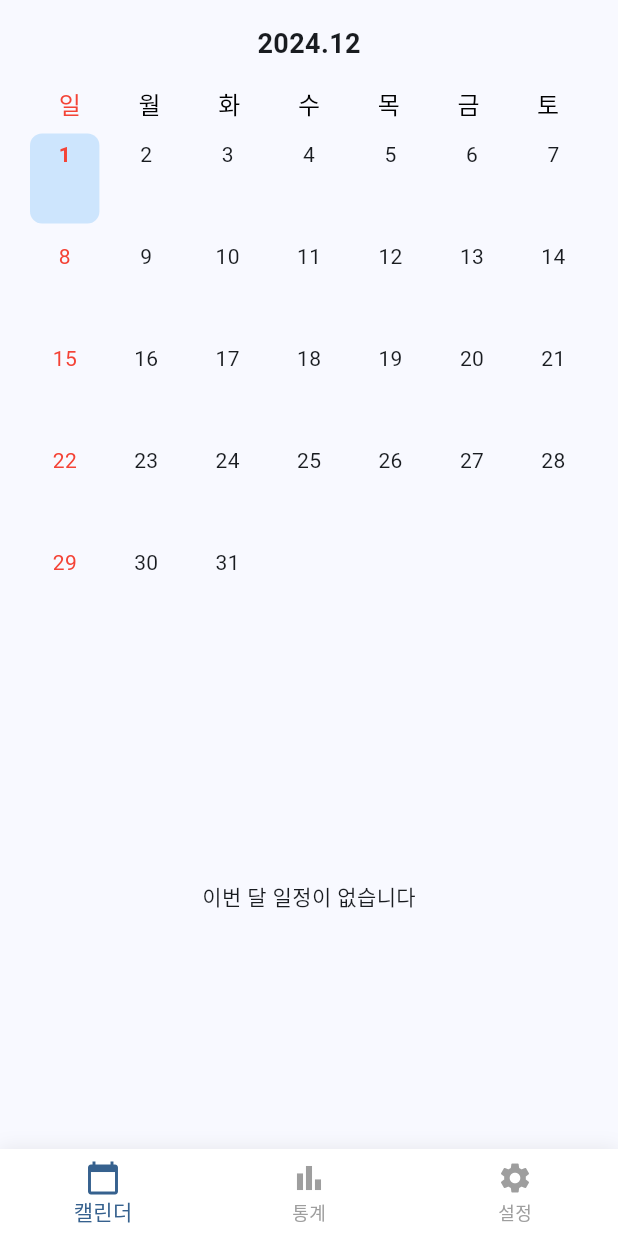
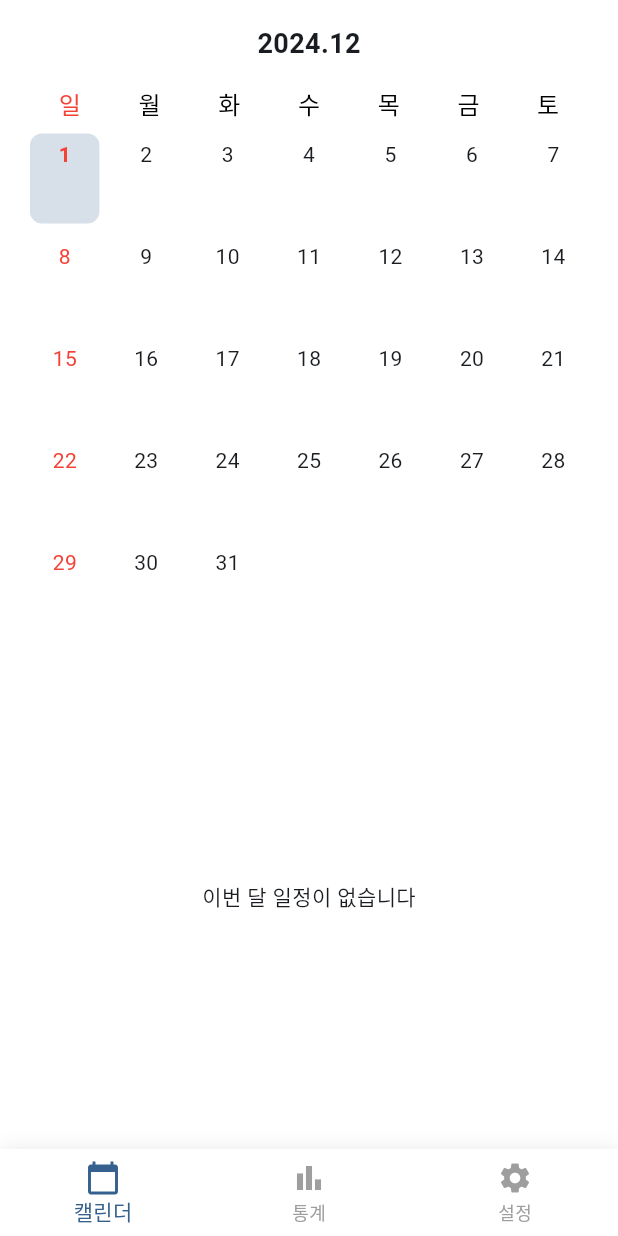
Before and after one commit to Dongkey-Dev/do-retro, a Flutter app: the screen it shows after launch, on a phone screen of 412 x 824 dp. Run offline on Flutter 3.47's test engine with Material 3 defaults, Android fonts, the phone set to English and light mode, and no system bars; our stand-ins replace dio, flutter_animate, shared_preferences; missing offline and left inert: pie_menu.

Commit message:
feat: 다크모드 추가 및 설정 화면 작업

```diff
--- a/client/lib/l10n/app_en.arb
+++ b/client/lib/l10n/app_en.arb
@@ -47,5 +47,9 @@
   "navSettings": "Settings",
   "@navSettings": {
     "description": "Settings tab label"
-  }
+  },
+  "settingsTheme": "Theme",
+  "themeLight": "Light",
+  "themeDark": "Dark",
+  "themeSystem": "System default"
 }
--- a/client/lib/l10n/app_ko.arb
+++ b/client/lib/l10n/app_ko.arb
@@ -23,5 +23,9 @@
   "noEventsThisMonth": "이번 달 일정이 없습니다",
   "navCalendar": "캘린더",
   "navStats": "통계",
-  "navSettings": "설정"
+  "navSettings": "설정",
+  "settingsTheme": "테마",
+  "themeLight": "라이트",
+  "themeDark": "다크",
+  "themeSystem": "시스템 기본값"
 }
--- a/client/lib/l10n/app_localizations.dart
+++ b/client/lib/l10n/app_localizations.dart
@@ -166,6 +166,30 @@ abstract class AppLocalizations {
   /// In en, this message translates to:
   /// **'Settings'**
   String get navSettings;
+
+  /// No description provided for @settingsTheme.
+  ///
+  /// In en, this message translates to:
+  /// **'Theme'**
+  String get settingsTheme;
+
+  /// No description provided for @themeLight.
+  ///
+  /// In en, this message translates to:
+  /// **'Light'**
+  String get themeLight;
+
+  /// No description provided for @themeDark.
+  ///
+  /// In en, this message translates to:
+  /// **'Dark'**
+  String get themeDark;
+
+  /// No description provided for @themeSystem.
+  ///
+  /// In en, this message translates to:
+  /// **'System default'**
+  String get themeSystem;
 }
 
 class _AppLocalizationsDelegate extends LocalizationsDelegate<AppLocalizations> {
--- a/client/lib/main.dart
+++ b/client/lib/main.dart
@@ -10,12 +10,14 @@ import 'providers/locale_provider.dart';
 import 'services/calendar_service.dart';
 import 'providers/calendar_provider.dart';
 import 'repositories/persistent_repository_decorator.dart';
+import 'providers/theme_provider.dart';
 
 void main() async {
   WidgetsFlutterBinding.ensureInitialized();
 
   final prefs = await SharedPreferences.getInstance();
   final localRepository = LocalCalendarRepository(prefs: prefs);
+  final themeProvider = ThemeProvider(prefs: prefs);
 
   // 환경에 따라 적절한 repository 선택
   final bool useRemote = false; // 개발 중에는 로컬 저장소 사용
@@ -39,6 +41,7 @@ void main() async {
         ChangeNotifierProvider(
           create: (_) => CalendarProvider(service: service),
         ),
+        ChangeNotifierProvider.value(value: themeProvider),
       ],
       child: const MyApp(),
     ),
@@ -50,6 +53,7 @@ class MyApp extends StatelessWidget {
 
   @override
   Widget build(BuildContext context) {
+    final themeProvider = context.watch<ThemeProvider>();
     final localeProvider = context.watch<LocaleProvider>();
 
     return MaterialApp(
@@ -60,14 +64,35 @@ class MyApp extends StatelessWidget {
         GlobalCupertinoLocalizations.delegate,
       ],
       supportedLocales: const [
-        Locale('ko'), // 한국어
-        Locale('en'), // 영어
+        Locale('ko'),
+        Locale('en'),
       ],
       locale: localeProvider.locale,
       title: 'Calendar Todo',
+      themeMode: themeProvider.themeMode,
       theme: ThemeData(
-        colorScheme: ColorScheme.fromSeed(seedColor: Colors.blue),
         useMaterial3: true,
+        colorScheme: ColorScheme.fromSeed(
+          seedColor: Colors.blue,
+          brightness: Brightness.light,
+        ),
+        scaffoldBackgroundColor: Colors.white,
+        appBarTheme: const AppBarTheme(
+          backgroundColor: Colors.white,
+          elevation: 0,
+        ),
+      ),
+      darkTheme: ThemeData(
+        useMaterial3: true,
+        colorScheme: ColorScheme.fromSeed(
+          seedColor: Colors.blue,
+          brightness: Brightness.dark,
+        ),
+        scaffoldBackgroundColor: Colors.grey[900],
+        appBarTheme: AppBarTheme(
+          backgroundColor: Colors.grey[900],
+          elevation: 0,
+        ),
       ),
       home: const MainScreen(),
     );
--- /dev/null
+++ b/client/lib/providers/theme_provider.dart
@@ -0,0 +1,28 @@
+import 'package:flutter/material.dart';
+import 'package:shared_preferences/shared_preferences.dart';
+
+class ThemeProvider with ChangeNotifier {
+  static const String _key = 'theme_mode';
+  final SharedPreferences prefs;
+  ThemeMode _themeMode;
+
+  ThemeProvider({required this.prefs})
+      : _themeMode =
+            ThemeMode.values[prefs.getInt(_key) ?? ThemeMode.system.index];
+
+  ThemeMode get themeMode => _themeMode;
+
+  void setThemeMode(ThemeMode mode) {
+    _themeMode = mode;
+    prefs.setInt(_key, mode.index);
+    notifyListeners();
+  }
+
+  bool get isDarkMode {
+    if (_themeMode == ThemeMode.system) {
+      return WidgetsBinding.instance.window.platformBrightness ==
+          Brightness.dark;
+    }
+    return _themeMode == ThemeMode.dark;
+  }
+}
--- a/client/lib/screens/main_screen.dart
+++ b/client/lib/screens/main_screen.dart
@@ -2,6 +2,7 @@ import 'package:flutter/material.dart';
 import 'package:pie_menu/pie_menu.dart';
 import '../widgets/calendar/calendar_view.dart';
 import '../l10n/app_localizations.dart';
+import '../screens/settings_screen.dart';
 
 class MainScreen extends StatefulWidget {
   const MainScreen({super.key});
@@ -24,8 +25,8 @@ class _MainScreenState extends State<MainScreen> {
         });
       },
     ),
-    const Center(child: Text('통계')), // 추후 통계 화면으로 교체
-    const Center(child: Text('설정')), // 추후 설정 화면으로 교체
+    const Center(child: Text('통계')),
+    const SettingsScreen(),
   ];
 
   @override
--- a/client/lib/widgets/calendar/calendar_day_cell.dart
+++ b/client/lib/widgets/calendar/calendar_day_cell.dart
@@ -52,6 +52,7 @@ class CalendarDayCell extends StatelessWidget {
 
   @override
   Widget build(BuildContext context) {
+    final theme = Theme.of(context);
     final isSelected = date.year == selectedDate.year &&
         date.month == selectedDate.month &&
         date.day == selectedDate.day;
@@ -80,7 +81,8 @@ class CalendarDayCell extends StatelessWidget {
         onTap: () => onDaySelected(date),
         child: Container(
           decoration: BoxDecoration(
-            color: isSelected ? Colors.blue.withOpacity(0.2) : null,
+            color:
+                isSelected ? theme.colorScheme.primary.withOpacity(0.2) : null,
             borderRadius: BorderRadius.circular(8),
           ),
           child: Column(
@@ -92,8 +94,9 @@ class CalendarDayCell extends StatelessWidget {
                   child: Text(
                     '${date.day}',
                     style: TextStyle(
-                      color:
-                          date.weekday == DateTime.sunday ? Colors.red : null,
+                      color: date.weekday == DateTime.sunday
+                          ? Colors.red
+                          : theme.textTheme.bodyLarge?.color,
                       fontWeight: isSelected ? FontWeight.bold : null,
                     ),
                   ),
--- a/client/lib/widgets/calendar/calendar_todo_list.dart
+++ b/client/lib/widgets/calendar/calendar_todo_list.dart
@@ -16,6 +16,7 @@ class CalendarTodoList extends StatelessWidget {
   @override
   Widget build(BuildContext context) {
     final l10n = AppLocalizations.of(context)!;
+    final theme = Theme.of(context);
 
     return Consumer<CalendarProvider>(
       builder: (context, provider, child) {
@@ -30,7 +31,19 @@ class CalendarTodoList extends StatelessWidget {
           );
         }
 
-        return Scrollbar(
+        return Container(
+          decoration: BoxDecoration(
+            color: theme.cardColor,
+            borderRadius: BorderRadius.circular(12),
+            boxShadow: [
+              BoxShadow(
+                color: theme.shadowColor.withOpacity(0.1),
+                blurRadius: 10,
+                offset: const Offset(0, 2),
+              ),
+            ],
+          ),
+          child: Scrollbar(
             child: ListView.separated(
               padding: const EdgeInsets.symmetric(vertical: 2),
               itemCount: events.length,
@@ -92,6 +105,7 @@ class CalendarTodoList extends StatelessWidget {
                 );
               },
             ),
+          ),
         );
       },
     );
```
Also changed, not shown: client/lib/l10n/app_localizations_en.dart (+12 -0 lines), client/lib/l10n/app_localizations_ko.dart (+12 -0 lines), client/lib/screens/settings_screen.dart (added, +72 -0 lines). Lines whose indentation alone changed are shown as unchanged.
